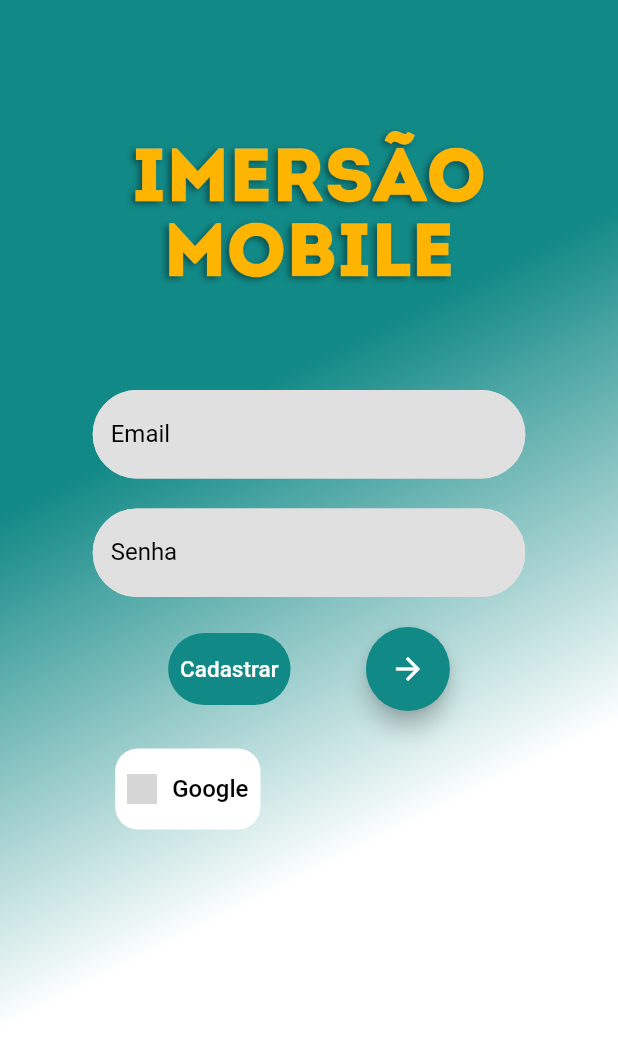
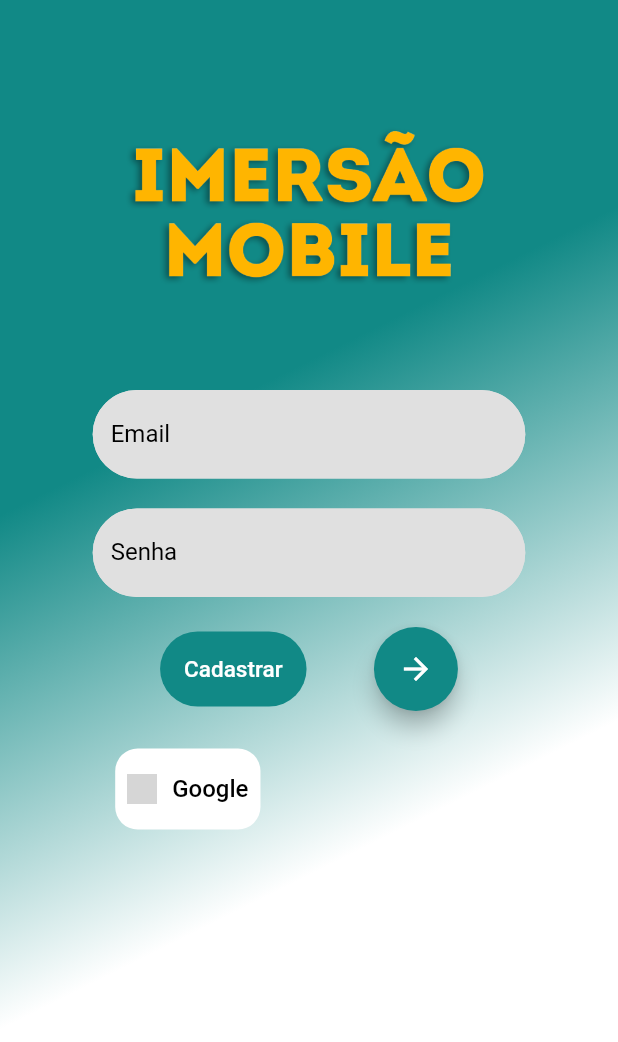
Before and after one commit to gontijol/Aula2_ImersaoMobile, a Flutter app: the screen it shows after launch, on a phone screen of 412 x 824 dp. Shown: the top 1042 px of the screen. Run offline on Flutter 3.47's test engine with Material 2 defaults, Android fonts, the phone set to English and light mode, and no system bars; our stand-ins replace get; network calls fail; grey boxes are pictures that could not be loaded.

Commit message:
Ultima Atualização

```diff
--- a/lib/modules/login_page/page.dart
+++ b/lib/modules/login_page/page.dart
@@ -92,12 +92,15 @@ class LoginPage extends GetView {
                             ),
                             child: TextButton(
                               onPressed: () {},
-                              child: const Text('Cadastrar',
-                                  style: TextStyle(
-                                    // backgroundColor: light_blue,
-                                    color: Colors.white,
-                                    fontSize: 15,
-                                  )),
+                              child: const Padding(
+                                padding: EdgeInsets.all(8.0),
+                                child: Text('Cadastrar',
+                                    style: TextStyle(
+                                      // backgroundColor: light_blue,
+                                      color: Colors.white,
+                                      fontSize: 15,
+                                    )),
+                              ),
                             ),
                           ),
                           FloatingActionButton(
```
